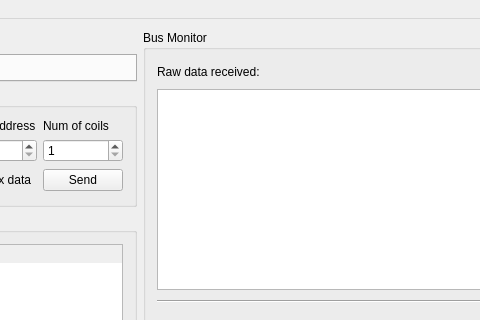
Old version of the form forms/mainwindow.ui in the repository elnicoCZ/qmodbus; both pictures show x 323 to 803 and y 0 to 320 of the 1043 by 590 pixel window.
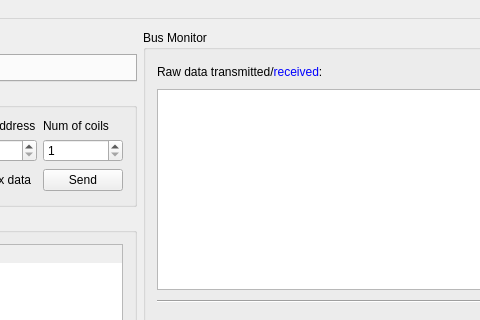
New version of the form. Icons and pictures are not drawn. Custom widgets are drawn as their Qt base class.

Commit message: #422: Show transmitted raw data.

```diff
--- a/forms/mainwindow.ui
+++ b/forms/mainwindow.ui
@@ -288,7 +288,7 @@
        <item row="0" column="0">
         <widget class="QLabel" name="label_10">
          <property name="text">
-          <string>Raw data received:</string>
+          <string>&lt;html&gt;&lt;head/&gt;&lt;body&gt;&lt;p&gt;Raw data transmitted/&lt;span style=&quot; color:#0000ff;&quot;&gt;received&lt;/span&gt;:&lt;/p&gt;&lt;/body&gt;&lt;/html&gt;</string>
          </property>
         </widget>
        </item>
```
Left out of the diff: 3 changed lines with no effect on the pictures. The commit also changes 4 other files.
